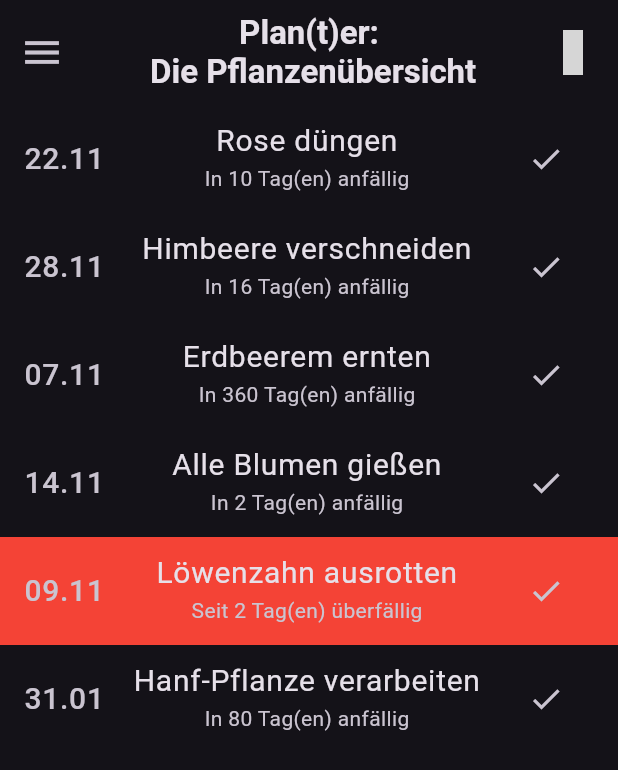
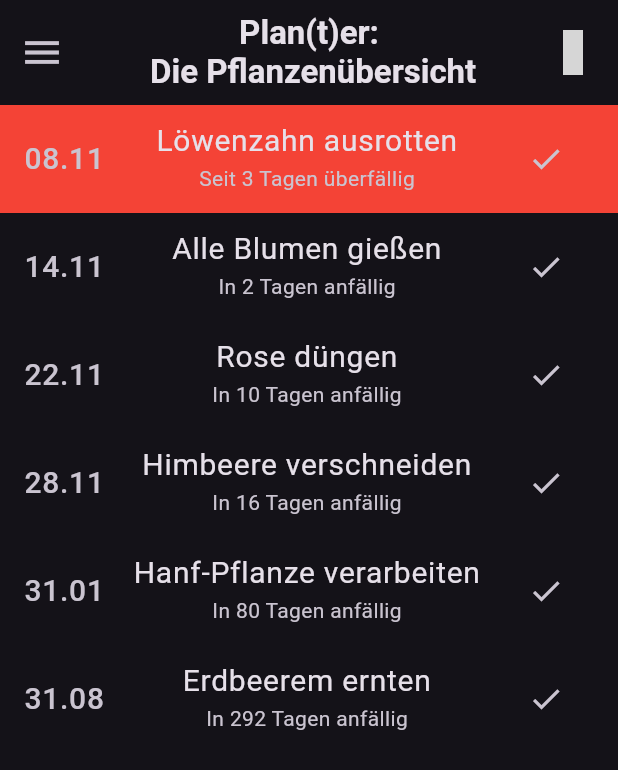
Before and after one commit to vincenzo1109/Alle-Projekte, a Flutter app: the screen it shows after launch, in the side drawer, after a tap on the "check" icon, on a phone screen of 412 x 824 dp. Shown: the top 770 px of the screen. Run offline on Flutter 3.47's test engine with Material 3 defaults, Android fonts, the phone set to English and light mode, and no system bars; our stand-ins replace hive_flutter, material_symbols_icons, qr_flutter, simple_icons, timezone; missing offline and left inert: mobile_scanner, otp; accounts and stored records are empty; grey boxes are pictures that could not be loaded.

```diff
--- a/planzen_app/lib/main.dart
+++ b/planzen_app/lib/main.dart
@@ -84,7 +84,7 @@ class _MyHomePageState extends State<MyHomePage> {
   @override
   void initState() {
     super.initState();
-    plantsListHomeScreen = List.from(MyPlants);
+    plantsListHomeScreen = List.from(myPlants);
   }
 
   @override
@@ -156,12 +156,28 @@ class _MyHomePageState extends State<MyHomePage> {
           ],
         ),
       ),
-      body: ListView(children: plants_Homescreen()),
+      body: ListView(children: plantsHomescreen()),
     );
   }
 
-  List<Widget> plants_Homescreen() {
+  List<Widget> plantsHomescreen() {
     List<Widget> plantsNext = [];
+
+
+    void sortList() {
+      plantsListHomeScreen.sort((a, b) {
+        var dueA = DateFormat(
+          'dd.MM.yyyy',
+        ).parse(a.lasttime).add(Duration(days: a.interval));
+        var dueB = DateFormat(
+          'dd.MM.yyyy',
+        ).parse(b.lasttime).add(Duration(days: b.interval));
+
+        return dueA.compareTo(dueB);
+      });
+    }
+
+    sortList();
     for (var plantvar in plantsListHomeScreen) {
       DateTime savedDate = DateFormat('dd.MM.yyyy').parse(plantvar.lasttime);
       DateTime dueDate = savedDate.add(Duration(days: plantvar.interval));
@@ -176,21 +192,25 @@ class _MyHomePageState extends State<MyHomePage> {
           title: Center(
             child: Text(
               '${plantvar.name} ${plantvar.whatToDo}',
-              style: TextStyle(fontSize: 20), textAlign: TextAlign.center,
+              style: TextStyle(fontSize: 20),
+              textAlign: TextAlign.center,
             ),
           ),
           subtitle: Center(
             child: Text(
               dueDate.isBefore(now)
-                  ? 'Seit $expiredSince Tag(en) überfällig'
-                  : 'In $doItInDays Tag(en) anfällig',
+                  ? (expiredSince == 1
+                        ? 'Seit $expiredSince Tag überfällig'
+                        : 'Seit $expiredSince Tagen überfällig')
+                  : (doItInDays == 1
+                        ? 'In $doItInDays Tagw anfällig'
+                        : 'In $doItInDays Tagen anfällig'),
               textAlign: TextAlign.center,
             ),
           ),
           trailing: IconButton(
             onPressed: () {
               setState(() {
-                plantsListHomeScreen.remove(plantvar);
                 ScaffoldMessenger.of(context).showSnackBar(
                   SnackBar(
                     content: Text(
@@ -203,6 +223,8 @@ class _MyHomePageState extends State<MyHomePage> {
                     ),
                   ),
                 );
+                plantvar.lasttime = DateFormat('dd.MM.yyyy').format(now);
+                sortList();
               });
             },
             icon: Icon(Icons.check),
@@ -214,20 +236,20 @@ class _MyHomePageState extends State<MyHomePage> {
   }
 }
 
-DateTime now = new DateTime.now();
-DateTime date = new DateTime(now.year, now.month, now.day);
+DateTime now = DateTime.now();
+DateTime date = DateTime(now.year, now.month, now.day);
 var formatter = DateFormat('dd.MM.yyyy');
 //    String formattedDate = formatter.format(now); //Für richtiges Programm
 String formattedDate = '07.11.2025'; // Vorrübergehende Lösung
 
-List<AllPlants> MyPlants = [];
+List<AllPlants> myPlants = [];
 
 void existingPlants() {
   addPlantMyPlants('Rose', 2, '08.11.2025', 'düngen', 14);
   addPlantMyPlants('Himbeere', 4, formattedDate, 'verschneiden', 21);
-  addPlantMyPlants('Erdbeerem', 3, formattedDate, 'ernten', 365);
+  addPlantMyPlants('Erdbeerem', 3, '31.08.2025', 'ernten', 365);
   addPlantMyPlants('Alle Blumen', 4, formattedDate, 'gießen', 7);
-  addPlantMyPlants('Löwenzahn', 1, '02.11.2025', 'ausrotten', 7);
+  addPlantMyPlants('Löwenzahn', 1, '01.11.2025', 'ausrotten', 7);
   addPlantMyPlants('Hanf-Pflanze', 1, '02.11.2025', 'verarbeiten', 90);
 }
 
@@ -242,7 +264,7 @@ void addPlantMyPlants(
   String name = nameinc;
 
   AllPlants plant = AllPlants(name, alter, lasttime, whatToDo, interval);
-  MyPlants.add(plant);
+  myPlants.add(plant);
 }
 
 class AllPlants {
--- a/planzen_app/lib/plants_overview.dart
+++ b/planzen_app/lib/plants_overview.dart
@@ -10,27 +10,11 @@ void main() {
 class MyApp extends StatelessWidget {
   const MyApp({super.key});
 
-  // This widget is the root of your application.
   @override
   Widget build(BuildContext context) {
     return MaterialApp(
       title: 'Flutter Demo',
       theme: ThemeData(
-        // This is the theme of your application.
-        //
-        // TRY THIS: Try running your application with "flutter run". You'll see
-        // the application has a purple toolbar. Then, without quitting the app,
-        // try changing the seedColor in the colorScheme below to Colors.green
-        // and then invoke "hot reload" (save your changes or press the "hot
-        // reload" button in a Flutter-supported IDE, or press "r" if you used
-        // the command line to start the app).
-        //
-        // Notice that the counter didn't reset back to zero; the application
-        // state is not lost during the reload. To reset the state, use hot
-        // restart instead.
-        //
-        // This works for code too, not just values: Most code changes can be
-        // tested with just a hot reload.
         colorScheme: ColorScheme.fromSeed(seedColor: Colors.deepPurple),
       ),
       home: const MyHomePage(title: 'Flutter Demo Home Page'),
@@ -69,7 +53,7 @@ class _MyHomePageState extends State<PlantsOverview> {
     // fast, so that you can just rebuild anything that needs updating rather
     // than having to individually change instances of widgets.
     return Scaffold(
-      appBar: AppBar(title: Text('Hi')),
+      appBar: AppBar(title: Text('Pflanzenübersicht')),
       body: Center(child: Text('Hauptinhalt')),
       // This trailing comma makes auto-formatting nicer for build methods.
     );
--- a/planzen_app/pubspec.yaml
+++ b/planzen_app/pubspec.yaml
@@ -16,7 +16,7 @@ publish_to: 'none' # Remove this line if you wish to publish to pub.dev
 # https://developer.apple.com/library/archive/documentation/General/Reference/InfoPlistKeyReference/Articles/CoreFoundationKeys.html
 # In Windows, build-name is used as the major, minor, and patch parts
 # of the product and file versions while build-number is used as the build suffix.
-version: 1.0.1+2
+version: 1.0.2+3
 
 environment:
   sdk: ^3.8.1
@@ -35,7 +35,7 @@ dependencies:
 dev_dependencies:
   flutter_test:
     sdk: flutter
-  flutter_launcher_icons: ^0.13.1
+  flutter_launcher_icons: ^0.14.4
 
   flutter_lints: ^5.0.0
 
@@ -44,7 +44,7 @@ flutter:
     - assets/icon.png
   uses-material-design: true
 
-flutter_launcher_icons:
+flutter_icons:
   android: true
   ios: true
   image_path: "assets/icon.png"
```
Also changed, not shown: planzen_app/assets/icon.png, planzen_app/pubspec.lock, 27 other files.
